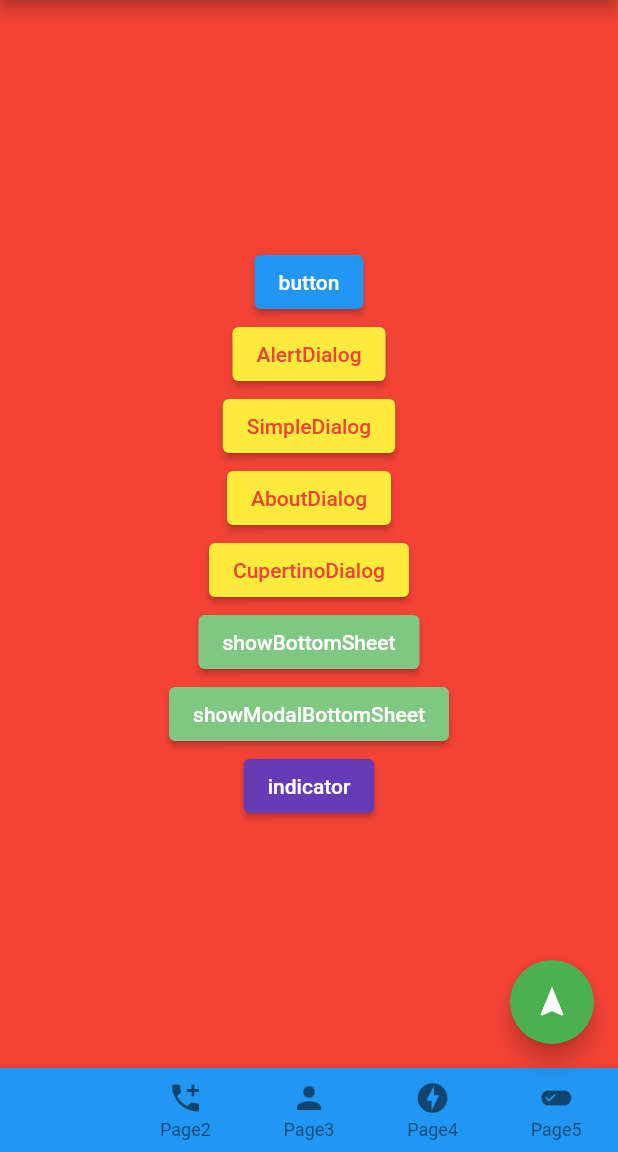
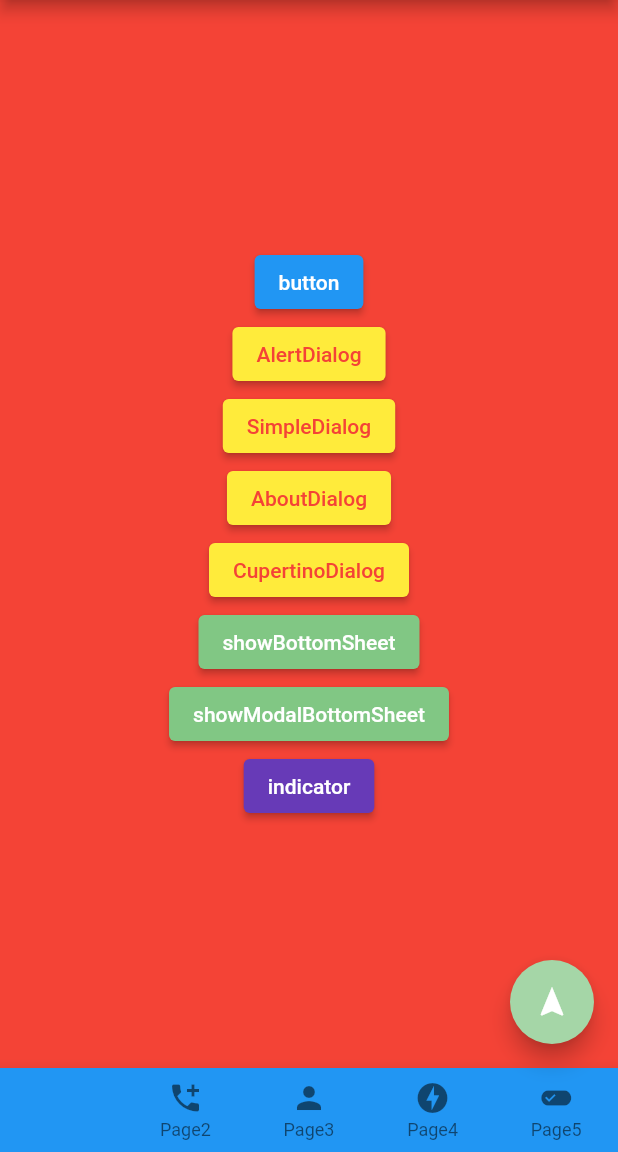
Before and after one commit to ramen2020/flutter_cheat, a Flutter app: the screen it shows after launch, on a phone screen of 412 x 824 dp, the part 84-1236 px from its top. Run offline on Flutter 3.47's test engine with Material 2 defaults, Android fonts, the phone set to English and light mode, and no system bars.

Commit message:
fix FloatingActionButton color

```diff
--- a/lib/main.dart
+++ b/lib/main.dart
@@ -77,7 +77,7 @@ class _MyHomePageState extends State<MyHomePage> {
       floatingActionButton: FloatingActionButton(
         onPressed: () {},
         child: const Icon(Icons.navigation),
-        backgroundColor: Colors.green,
+        backgroundColor: Colors.green[200],
       ),
     );
   }
```
